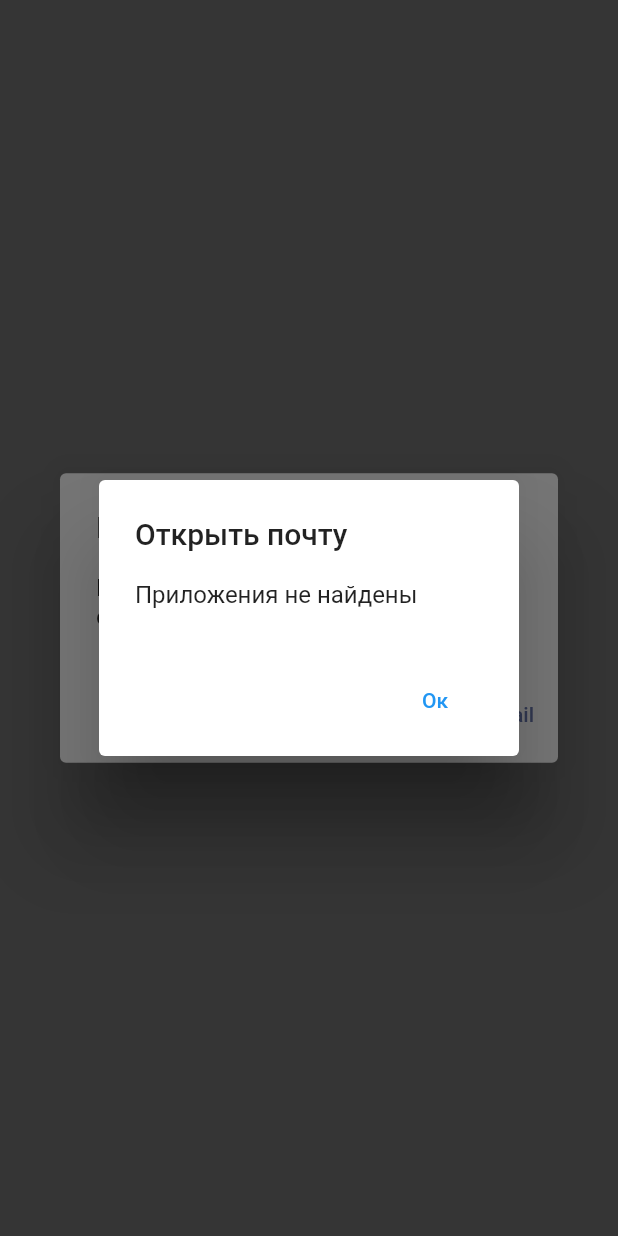
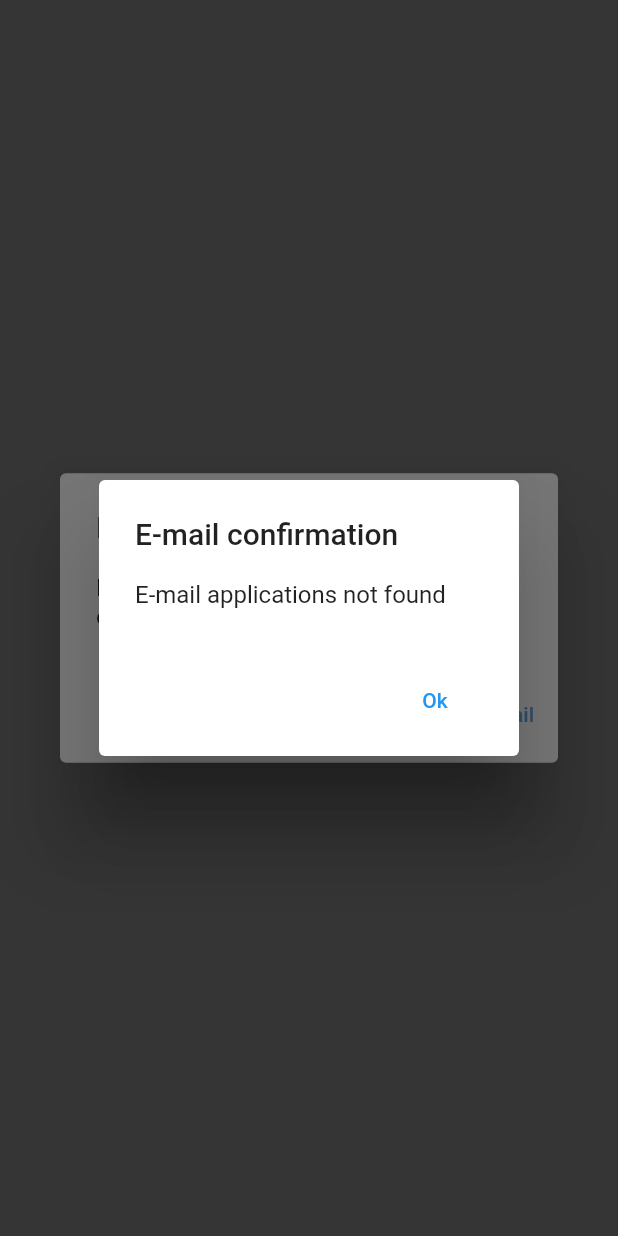
Before and after one commit to SakharovDN/TelegramCloneMobile, a Flutter app: what showConfirmEmailDialog() shows on an empty page, opened directly, after a tap on "Confirm E-mail", on a phone screen of 412 x 824 dp. Run offline on Flutter 3.47's test engine with Material 2 defaults, Android fonts, the phone set to English and light mode, and no system bars; our stand-ins replace email_validator, flutter_dotenv, shimmer_animation; missing offline and left inert: open_mail_app; generated files the repository leaves out were written again.

Commit message:
major refactor

```diff
--- a/mobile_client/lib/l10n/app_en.arb
+++ b/mobile_client/lib/l10n/app_en.arb
@@ -16,5 +16,7 @@
     "surname": "Surname (optinal)",
     "emailConfirmation": "E-mail confirmation",
     "emailConfirmationDesc": "Please confirm your e-mail by clicking on the button below",
-    "confirmEmail": "Confirm E-mail"
+    "confirmEmail": "Confirm E-mail",
+    "emailAppsNotFound": "E-mail applications not found",
+    "ok" : "Ok"
 }
--- a/mobile_client/lib/l10n/app_ru.arb
+++ b/mobile_client/lib/l10n/app_ru.arb
@@ -16,5 +16,7 @@
     "surname": "Фамилия (необязательно)",
     "emailConfirmation": "Подтверждение E-mail",
     "emailConfirmationDesc": "Пожалуйста, подтвердите ваш E-mail, нажав на кнопку ниже",
-    "confirmEmail": "Подтвердить E-mail"
+    "confirmEmail": "Подтвердить E-mail",
+    "emailAppsNotFound": "E-mail приложения не найдены",
+    "ok": "Ок"
 }
--- a/mobile_client/lib/main.dart
+++ b/mobile_client/lib/main.dart
@@ -18,7 +18,7 @@ class MyApp extends StatelessWidget {
   Widget build(BuildContext context) {
     return MaterialApp(
       title: 'Telegram Clone',
-      theme: ThemeData(primaryColor: const Color(0xff6877ae)),
+      theme: ThemeData(primaryColor: const Color(0xff66a9e0)),
       localizationsDelegates: AppLocalizations.localizationsDelegates,
       supportedLocales: const [
         Locale('en', ''),
--- a/mobile_client/lib/ui/widgets/main/dialogs.dart
+++ b/mobile_client/lib/ui/widgets/main/dialogs.dart
@@ -44,13 +44,13 @@ abstract class Dialogs {
       context: context,
       builder: (context) {
         return AlertDialog(
-          title: const Text('Открыть почту'),
-          content: const Text('Приложения не найдены'),
+          title: Text(AppLocalizations.of(context)!.emailConfirmation),
+          content: Text(AppLocalizations.of(context)!.emailAppsNotFound),
           actions: <Widget>[
             Padding(
               padding: const EdgeInsets.symmetric(horizontal: 16, vertical: 5),
               child: TextButton(
-                child: const Text('Ок'),
+                child: Text(AppLocalizations.of(context)!.ok),
                 onPressed: () => Navigator.pop(context),
               ),
             )
```
